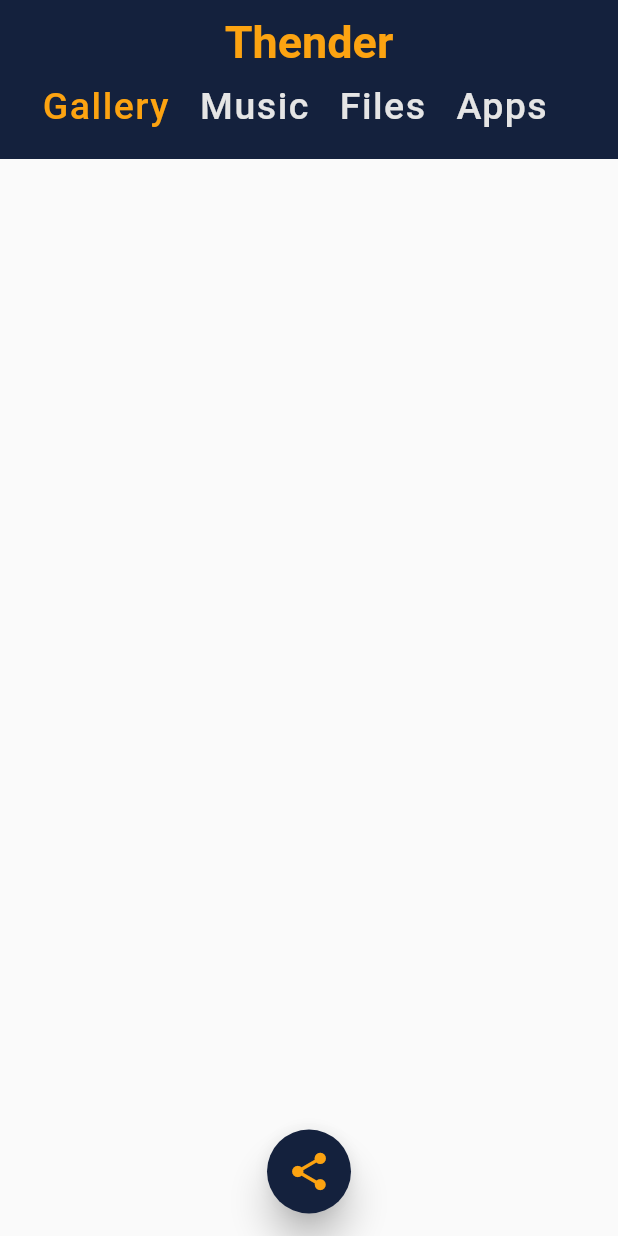
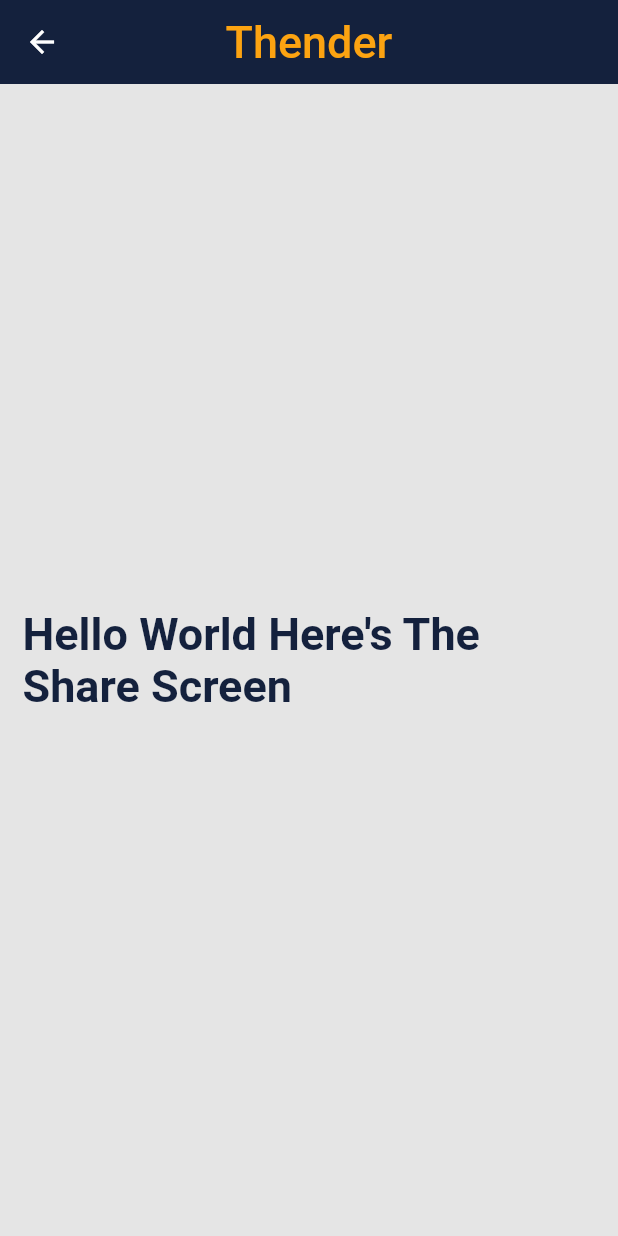
Before and after one commit to Serticode/Thender, a Flutter app: the screen it shows after launch, after a tap on the "share" icon, on a phone screen of 412 x 824 dp. Run offline on Flutter 3.47's test engine with Material 2 defaults, Android fonts, the phone set to English and light mode, and no system bars; our stand-ins replace video_player; missing offline and left inert: photo_manager.

Commit message:
Added changes to previous files; Video Player UI now has AppBar, FAB on Home Page now directs to Share Screen, share_screen.dart has been made and added

```diff
--- a/lib/main.dart
+++ b/lib/main.dart
@@ -1,5 +1,6 @@
 import 'package:flutter/material.dart';
 import 'package:thender/widgets/category_selector.dart';
+import 'package:thender/widgets/share_screen.dart';
 
 void main() => runApp(MyApp());
 
@@ -11,7 +12,7 @@ class MyApp extends StatelessWidget {
       title: "Thender",
       theme: ThemeData(
         primaryColor: Color(0xff14213d),
-        accentColor: Color(0xffe5e5e5),
+        accentColor: Color(0xff14213d), //Color(0xffe5e5e5),
       ),
       home: HomeScreen(),
     );
@@ -37,7 +38,7 @@ class HomeScreen extends StatelessWidget {
           'Thender',
           style: TextStyle(
             fontSize: 30.0,
-            fontWeight: FontWeight.w700,
+            fontWeight: FontWeight.w500,
             color: textAndIconColour,
           ),
         ),
@@ -56,6 +57,14 @@ class HomeScreen extends StatelessWidget {
           ),
           tooltip: "Connect ?",
           onPressed: () {
+            Navigator.push(
+              context,
+              MaterialPageRoute(
+                builder: (_) {
+                  return ShareHomePage();
+                },
+              ),
+            );
             debugPrint("Floating Action Button Pressed.");
           },
         ),
--- /dev/null
+++ b/lib/widgets/share_screen.dart
@@ -0,0 +1,46 @@
+import 'package:flutter/material.dart';
+import 'package:thender/main.dart';
+
+class ShareHomePage extends StatefulWidget {
+  @override
+  _ShareHomePageState createState() => _ShareHomePageState();
+}
+
+class _ShareHomePageState extends State<ShareHomePage> {
+  var homeScreen = HomeScreen();
+  @override
+  Widget build(BuildContext context) {
+    return Scaffold(
+      appBar: AppBar(
+        backgroundColor: homeScreen.iconBackgroundColour,
+        shadowColor: homeScreen.textAndIconColour,
+        centerTitle: true,
+        title: Text(
+          'Thender',
+          style: TextStyle(
+            fontSize: 30.0,
+            fontWeight: FontWeight.w500,
+            color: homeScreen.textAndIconColour,
+          ),
+        ),
+        elevation: 0.0,
+      ),
+      body: SizedBox.expand(
+        child: Container(
+          color: homeScreen.otherItemsColour,
+          child: Padding(
+            padding: const EdgeInsets.all(15.0),
+            child: Center(
+              child: Text("Hello World Here's The Share Screen",
+              style: TextStyle(
+                fontSize: 30.0,
+                fontWeight: FontWeight.w700,
+                color: homeScreen.iconBackgroundColour,
+              ),),
+            ),
+          ),
+        ),
+      ),
+    );
+  }
+}
```
Also changed, not shown: lib/widgets/category_selector.dart (+96 -17 lines).
